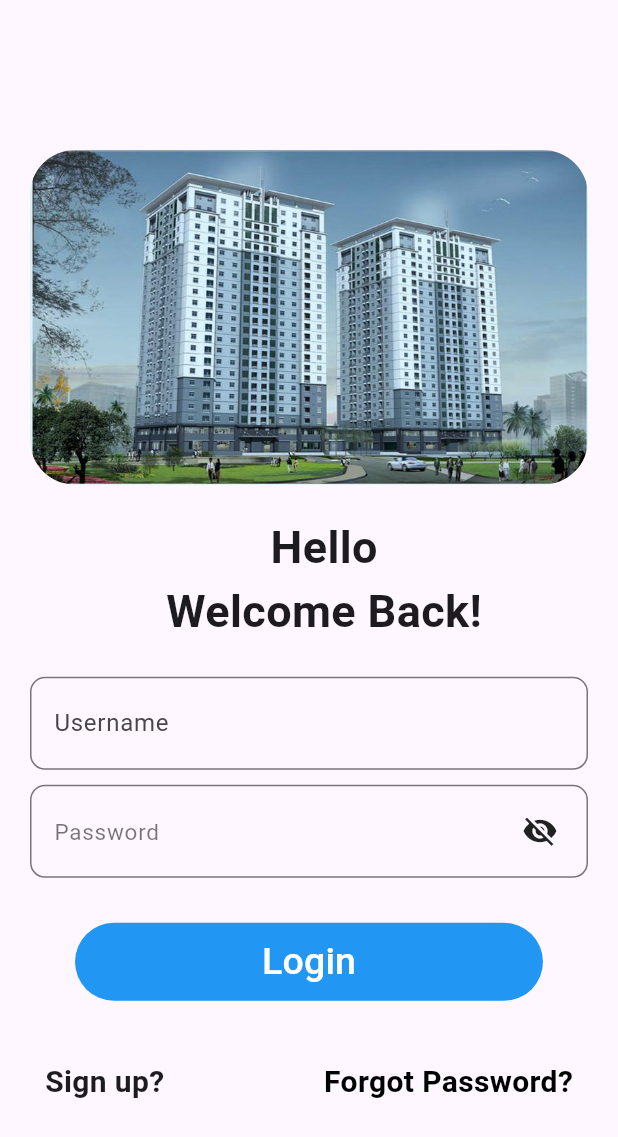
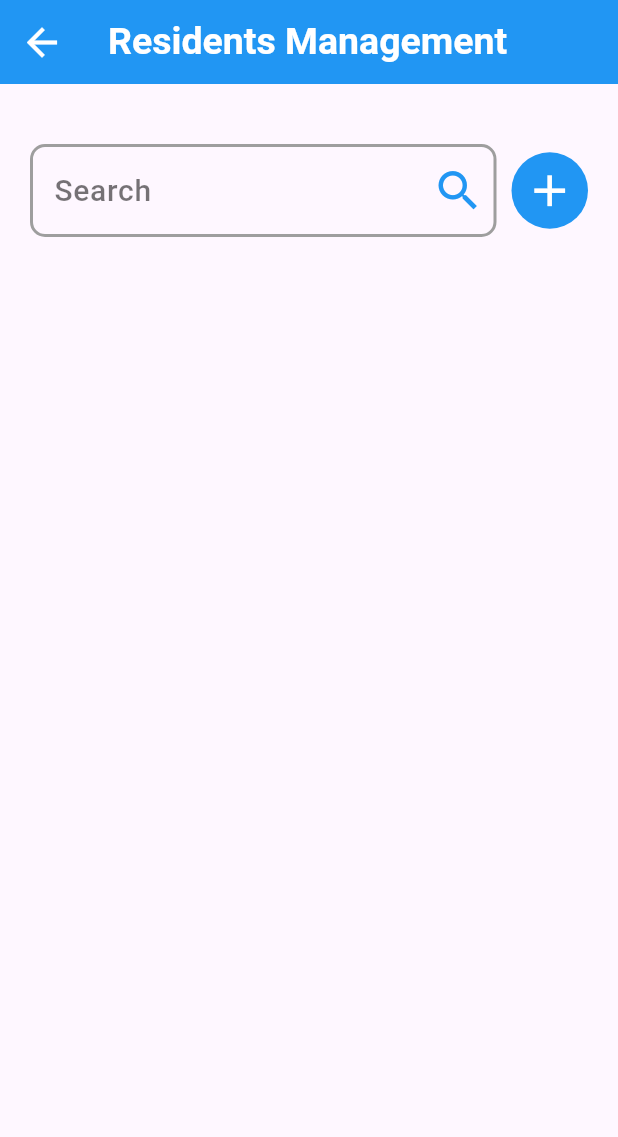
Before and after one commit to nguyenhoangviethung/Apartment-Management, a Flutter app: the screen it shows after launch, on a phone screen of 412 x 824 dp. Shown: the top 1137 px of the screen. Run offline on Flutter 3.47's test engine with Material 3 defaults, Android fonts, the phone set to English and light mode, and no system bars.

Commit message:
design residents_management
thêm searchbar và addButton

```diff
--- a/frontend/lib/main.dart
+++ b/frontend/lib/main.dart
@@ -2,14 +2,16 @@ import 'package:flutter/material.dart';
 import 'package:frontend/View/Authentication/forgot_password.dart';
 import 'package:frontend/View/Authentication/login.dart';
 import 'package:frontend/View/Authentication/register.dart';
+import 'package:frontend/view/home/admin_management/residents_management/residents_management.dart';
 
 void main() {
    //runApp(const Register());
-  runApp(
-      const MaterialApp(
-        debugShowCheckedModeBanner: false,
-        home: Login(),
-      )
-  );
+  // runApp(
+  //     const MaterialApp(
+  //       debugShowCheckedModeBanner: false,
+  //       home: Login(),
+  //     )
+  // );
   //  runApp(const ForgotPassword());
+   runApp(const ResidentsManagement());
 }
--- a/frontend/lib/view/authentication/forgot_password.dart
+++ b/frontend/lib/view/authentication/forgot_password.dart
@@ -58,7 +58,11 @@ class _ForgotPasswordState extends State<ForgotPassword> {
   Widget build(BuildContext context) {
     return MaterialApp(
       debugShowCheckedModeBanner: false,
-      home: Scaffold(
+      home: GestureDetector(
+        onTap: () {
+          FocusScope.of(context).unfocus();
+        },
+        child: Scaffold(
           backgroundColor: const Color(0xFFF6F6FA), // Màu nền của toàn bộ màn hình
           appBar: AppBar(
             backgroundColor: Colors.blue,
@@ -158,6 +162,7 @@ class _ForgotPasswordState extends State<ForgotPassword> {
             ],
           ),
         ),
+      ),
     );
   }
 }
--- a/frontend/lib/view/home/admin_management/residents_management/residents_management.dart
+++ b/frontend/lib/view/home/admin_management/residents_management/residents_management.dart
@@ -0,0 +1,120 @@
+import 'package:flutter/material.dart';
+import 'package:frontend/View/Home/main_home.dart';
+
+class ResidentsManagement extends StatefulWidget {
+  const ResidentsManagement({super.key});
+
+  @override
+  State<ResidentsManagement> createState() => _ResidentsManagementState();
+}
+
+class _ResidentsManagementState extends State<ResidentsManagement> {
+  @override
+  Widget build(BuildContext context) {
+    return MaterialApp(
+      debugShowCheckedModeBanner: false,
+      home: GestureDetector(
+        onTap: () {
+          FocusScope.of(context).unfocus();
+        },
+        child: Scaffold(
+          appBar: AppBar(
+            backgroundColor: Colors.blue,
+            title: const Text(
+              'Residents Management',
+              style: TextStyle(
+                fontSize: 25,
+                color: Colors.white,
+                fontWeight: FontWeight.bold,
+              ),
+            ),
+            leading: Builder(
+                builder: (context) {
+                  return IconButton(
+                    icon: const Icon(
+                      Icons.arrow_back,
+                      size: 30,
+                      color: Colors.white,
+                    ),
+                    onPressed: () {
+                      Navigator.push(
+                        context,
+                        MaterialPageRoute(builder: (context) => const HomePage()),
+                      );
+                    },
+                  );
+                }
+            ),
+          ),
+
+          body: Padding(
+              padding: const EdgeInsets.all(20.0),
+              child: Column(
+                crossAxisAlignment: CrossAxisAlignment.center,
+                children: [
+                  const SizedBox(height: 20),
+                  Row(
+                    children: [
+                      Expanded(
+                        child: TextFormField(
+                          style: const TextStyle(fontSize: 20,fontWeight: FontWeight.w500,color: Colors.black),
+                          decoration: InputDecoration(
+                            hintText: 'Search',
+                            hintStyle: const TextStyle(color: Colors.black54,fontSize: 20),
+                            suffixIcon: IconButton(
+                              icon: const Icon(Icons.search, color: Colors.blue, size: 35),
+                              onPressed: () {
+                                print('Button Search pressed!');
+                              },
+                            ),
+
+                            border: OutlineInputBorder(
+                              borderRadius: BorderRadius.circular(10.0), // Góc bo tròn
+                              borderSide: const BorderSide(
+                                color: Colors.blue,
+                                width: 2.0,
+                              ),
+                            ),
+                            focusedBorder: OutlineInputBorder(
+                              borderRadius: BorderRadius.circular(10.0),
+                              borderSide: BorderSide(
+                                color: Colors.blue[200]!, // Màu của đường viền khi được chọn
+                                width: 2.0,
+                              ),
+                            ),
+                            enabledBorder: OutlineInputBorder(
+                              borderRadius: BorderRadius.circular(10.0),
+                              borderSide: const BorderSide(
+                                color: Colors.grey, // Màu của đường viền khi không được chọn
+                                width: 2.0,
+                              ),
+                            ),
+                          ),
+
+                        ),
+                      ),
+                      const SizedBox(
+                          width: 10,
+                      ),
+                      Container(
+                        decoration: const BoxDecoration(
+                          shape: BoxShape.circle, // Đặt hình dạng là hình tròn
+                          color: Colors.blue, // Màu nền của hình tròn
+                        ),
+                        child: IconButton(
+                          icon: const Icon(Icons.add, color: Colors.white, size: 35),
+                          onPressed: () {
+                            print('Button Add pressed!');
+                          },
+                        ),
+                      ),
+                    ],
+                  ),
+                ],
+              ),
+          ),
+        ),
+      ),
+    );
+  }
+}
```
Also changed, not shown: frontend/lib/view/home/admin_management/residents_management/common/resident_card.dart (added). Lines whose indentation alone changed are shown as unchanged.
